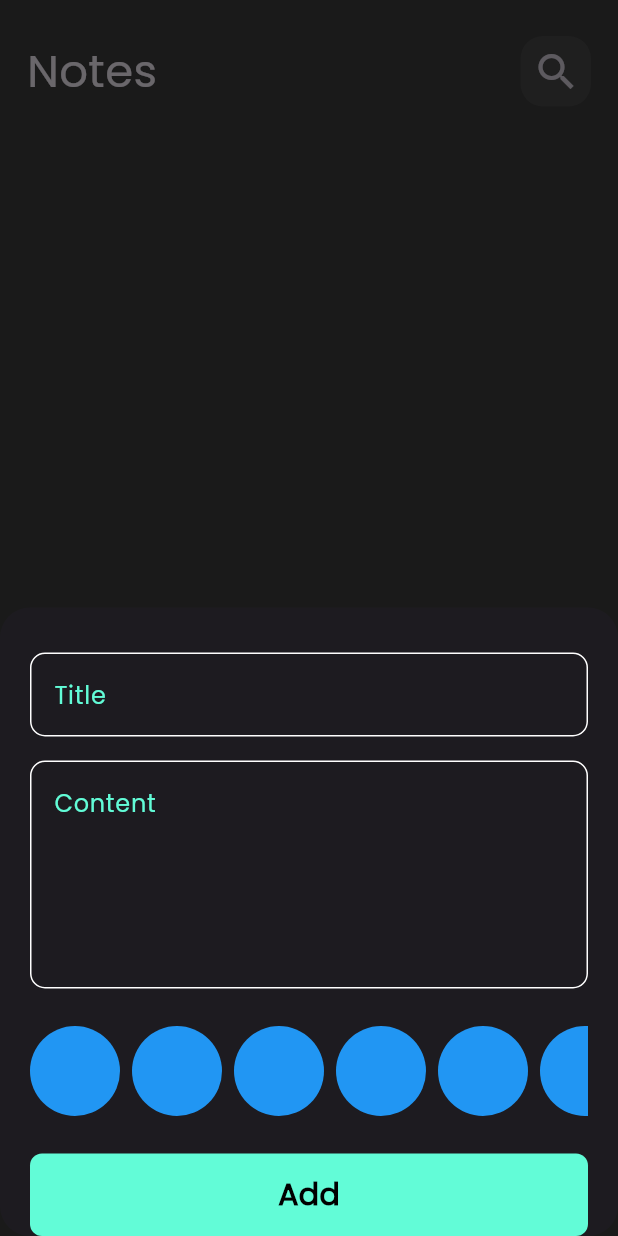
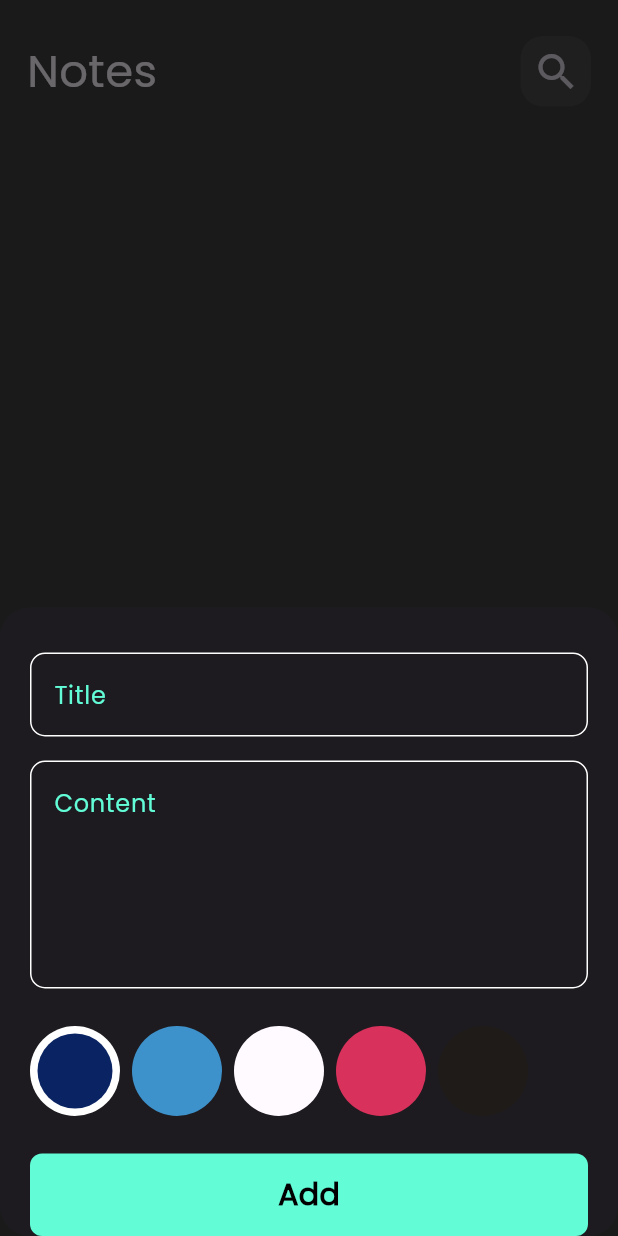
Before and after one commit to Mo967tech/notes_app, a Flutter app: the screen it shows after launch, after a tap on an icon or button, on a phone screen of 412 x 824 dp. Run offline on Flutter 3.47's test engine with Material 3 defaults, Android fonts, the phone set to English and light mode, and no system bars; our stand-ins replace bloc, flutter_bloc, font_awesome_flutter, hive, hive_flutter; accounts and stored records are empty.

Commit message:
colors list view part2

```diff
--- a/lib/widgets/colors_list_view.dart
+++ b/lib/widgets/colors_list_view.dart
@@ -1,19 +1,49 @@
 import 'package:flutter/material.dart';
 
 class ColorItem extends StatelessWidget {
-  const ColorItem({super.key});
+  final bool isActive;
+  final Color color;
+
+  const ColorItem({
+    required this.isActive,
+    required this.color,
+    super.key,
+  });
 
   @override
   Widget build(BuildContext context) {
-    return const CircleAvatar(
-      radius: 30,
-      backgroundColor: Colors.blue,
-    );
+    return isActive
+        ? CircleAvatar(
+            backgroundColor: Colors.white,
+            radius: 30,
+            child: CircleAvatar(
+              radius: 25,
+              backgroundColor: color,
+            ),
+          )
+        : CircleAvatar(
+            radius: 30,
+            backgroundColor: color,
+          );
   }
 }
 
-class ColorsListView extends StatelessWidget {
+class ColorsListView extends StatefulWidget {
   const ColorsListView({super.key});
+
+  @override
+  State<ColorsListView> createState() => _ColorsListViewState();
+}
+
+class _ColorsListViewState extends State<ColorsListView> {
+  int currentIndex = 0;
+  List<Color> colors = const [
+    Color(0XFF0A2463),
+    Color(0XFF3E92CC),
+    Color(0XFFFFFAFF),
+    Color(0XFFD8315B),
+    Color(0XFF1E1B18),
+  ];
 
   @override
   Widget build(BuildContext context) {
@@ -22,10 +52,16 @@ class ColorsListView extends StatelessWidget {
       child: ListView.separated(
         scrollDirection: Axis.horizontal,
         itemBuilder: (context, index) {
-          return const ColorItem();
+          return GestureDetector(
+            child: ColorItem(
+              isActive: currentIndex == index,
+              color: colors[index],
+            ),
+            onTap: () => setState(() => currentIndex = index),
+          );
         },
         separatorBuilder: (context, index) => const SizedBox(width: 8),
-        itemCount: 9,
+        itemCount: colors.length,
       ),
     );
   }
```
